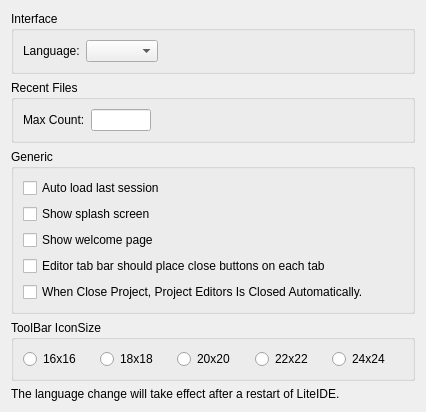
First picture: the form in liteidex/src/liteapp/liteappoption.ui, repository visualfc/liteide, before the edit.
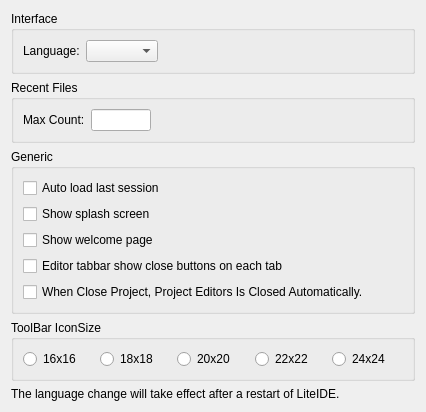
Second picture: the form after the edit.

What changed in the file:
```diff
--- a/liteidex/src/liteapp/liteappoption.ui
+++ b/liteidex/src/liteapp/liteappoption.ui
@@ -129,7 +129,7 @@
       <item>
        <widget class="QCheckBox" name="editorTabsClosableCheckBox">
         <property name="text">
-         <string>Editor tab bar should place close buttons on each tab</string>
+         <string>Editor tabbar show close buttons on each tab</string>
         </property>
        </widget>
       </item>
```
